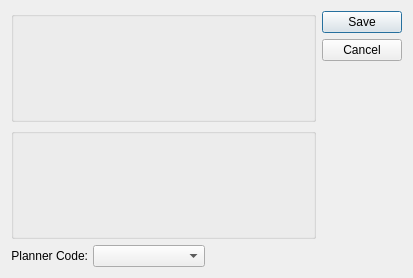
Before: the Qt Designer form guiclient/assignClassCodeToPlannerCode.ui in knowhow/xtuple, drawn with Qt 5.
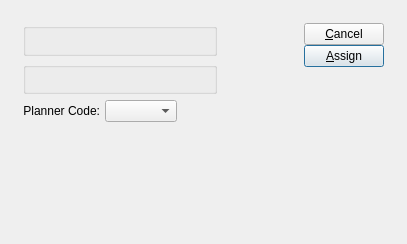
After: the same form once the commit is applied. Custom widgets are drawn as their Qt base class.

```diff
--- a/guiclient/assignClassCodeToPlannerCode.ui
+++ b/guiclient/assignClassCodeToPlannerCode.ui
@@ -8,22 +8,34 @@
 is available at www.xtuple.com/CPAL.  By using this software, you agree
 to be bound by its terms.</comment>
  <class>assignClassCodeToPlannerCode</class>
- <widget class="QDialog" name="assignClassCodeToPlannerCode">
-  <property name="geometry">
+ <widget class="QDialog" name="assignClassCodeToPlannerCode" >
+  <property name="geometry" >
    <rect>
     <x>0</x>
     <y>0</y>
-    <width>413</width>
-    <height>278</height>
+    <width>407</width>
+    <height>244</height>
    </rect>
   </property>
   <property name="windowTitle">
    <string>Assign Items to Planner Code by Class Code</string>
   </property>
-  <layout class="QGridLayout" name="gridLayout">
-   <item row="0" column="0">
-    <widget class="ParameterGroup" name="_classCode">
-     <property name="title">
+  <layout class="QGridLayout" name="gridLayout_2" >
+   <item row="0" column="0" >
+    <layout class="QVBoxLayout" name="verticalLayout_2" >
+     <property name="spacing" >
+      <number>12</number>
+     </property>
+     <property name="margin" >
+      <number>12</number>
+     </property>
+     <item>
+      <layout class="QGridLayout" name="gridLayout" >
+       <item row="0" column="0" >
+        <layout class="QVBoxLayout" name="verticalLayout" >
+         <item>
+          <widget class="ParameterGroup" name="_classCode" >
+           <property name="title" >
       <string/>
      </property>
      <property name="fixedSize">
@@ -31,19 +43,9 @@
      </property>
     </widget>
    </item>
-   <item row="0" column="1" rowspan="3">
-    <widget class="QDialogButtonBox" name="_buttonBox">
-     <property name="orientation">
-      <enum>Qt::Vertical</enum>
-     </property>
-     <property name="standardButtons">
-      <set>QDialogButtonBox::Cancel|QDialogButtonBox::Save</set>
-     </property>
-    </widget>
-   </item>
-   <item row="1" column="0">
-    <widget class="WarehouseGroup" name="_warehouse">
-     <property name="title">
+         <item>
+          <widget class="WarehouseGroup" name="_warehouse" >
+           <property name="title" >
       <string/>
      </property>
      <property name="fixedSize">
@@ -51,11 +53,14 @@
      </property>
     </widget>
    </item>
-   <item row="2" column="0">
-    <layout class="QHBoxLayout">
-     <property name="spacing">
+         <item>
+          <layout class="QHBoxLayout" >
+           <property name="spacing" >
       <number>5</number>
      </property>
+           <property name="margin" >
+            <number>0</number>
+           </property>
      <item>
       <widget class="QLabel" name="_planCodeLit">
        <property name="text">
@@ -92,8 +97,96 @@
     </layout>
    </item>
   </layout>
- </widget>
- <layoutdefault spacing="6" margin="11"/>
+       </item>
+       <item row="0" column="1" >
+        <spacer>
+         <property name="orientation" >
+          <enum>Qt::Horizontal</enum>
+         </property>
+         <property name="sizeType" >
+          <enum>QSizePolicy::Expanding</enum>
+         </property>
+         <property name="sizeHint" stdset="0" >
+          <size>
+           <width>0</width>
+           <height>61</height>
+          </size>
+         </property>
+        </spacer>
+       </item>
+       <item row="0" column="2" >
+        <layout class="QVBoxLayout" >
+         <property name="spacing" >
+          <number>0</number>
+         </property>
+         <property name="margin" >
+          <number>0</number>
+         </property>
+         <item>
+          <layout class="QVBoxLayout" >
+           <property name="spacing" >
+            <number>0</number>
+           </property>
+           <property name="margin" >
+            <number>0</number>
+           </property>
+           <item>
+            <widget class="QPushButton" name="_close" >
+             <property name="text" >
+              <string>&amp;Cancel</string>
+             </property>
+            </widget>
+           </item>
+           <item>
+            <widget class="QPushButton" name="_assign" >
+             <property name="text" >
+              <string>&amp;Assign</string>
+             </property>
+             <property name="default" >
+              <bool>true</bool>
+             </property>
+            </widget>
+           </item>
+          </layout>
+         </item>
+         <item>
+          <spacer>
+           <property name="orientation" >
+            <enum>Qt::Vertical</enum>
+           </property>
+           <property name="sizeType" >
+            <enum>QSizePolicy::Expanding</enum>
+           </property>
+           <property name="sizeHint" stdset="0" >
+            <size>
+             <width>10</width>
+             <height>30</height>
+            </size>
+           </property>
+          </spacer>
+         </item>
+        </layout>
+       </item>
+      </layout>
+     </item>
+     <item>
+      <spacer name="verticalSpacer" >
+       <property name="orientation" >
+        <enum>Qt::Vertical</enum>
+       </property>
+       <property name="sizeHint" stdset="0" >
+        <size>
+         <width>20</width>
+         <height>0</height>
+        </size>
+       </property>
+      </spacer>
+     </item>
+    </layout>
+   </item>
+  </layout>
+ </widget>
+ <layoutdefault spacing="6" margin="11" />
  <pixmapfunction>qPixmapFromMimeSource</pixmapfunction>
  <customwidgets>
   <customwidget>
```
Left out of the diff: 50 changed lines with no effect on the pictures. Lines whose indentation alone changed are shown as unchanged.
